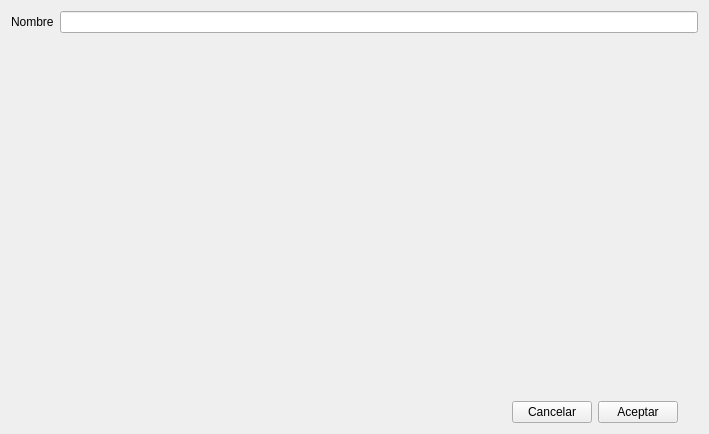
The window that ui/new_sport.ui (soker90/betcon) describes before a commit, drawn with Qt 5.
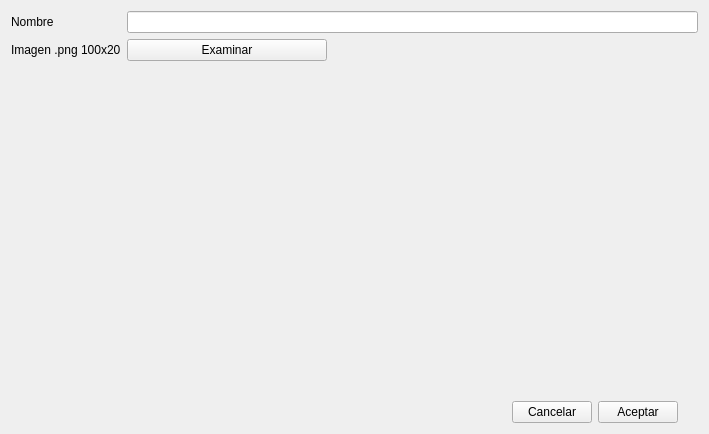
The same window after the commit.

Commit message: 1. Fixed error in edit bet 2. Added change image from sports

The edit to the form file:
```diff
--- a/ui/new_sport.ui
+++ b/ui/new_sport.ui
@@ -38,7 +38,7 @@
          </property>
         </widget>
        </item>
-       <item row="1" column="1">
+       <item row="2" column="1">
         <layout class="QGridLayout" name="gridLayout_2">
          <item row="2" column="3">
           <widget class="QPushButton" name="btnAccept">
@@ -110,6 +110,37 @@
          </item>
         </layout>
        </item>
+       <item row="1" column="1">
+        <layout class="QHBoxLayout" name="horizontalLayout_2">
+         <item>
+          <widget class="QPushButton" name="btnBrowse">
+           <property name="maximumSize">
+            <size>
+             <width>200</width>
+             <height>16777215</height>
+            </size>
+           </property>
+           <property name="text">
+            <string>Examinar</string>
+           </property>
+          </widget>
+         </item>
+         <item>
+          <widget class="QLabel" name="lblBrowse">
+           <property name="text">
+            <string/>
+           </property>
+          </widget>
+         </item>
+        </layout>
+       </item>
+       <item row="1" column="0">
+        <widget class="QLabel" name="lblImage">
+         <property name="text">
+          <string>Imagen .png 100x20</string>
+         </property>
+        </widget>
+       </item>
       </layout>
      </item>
     </layout>
```
The commit also changes 8 other files.
